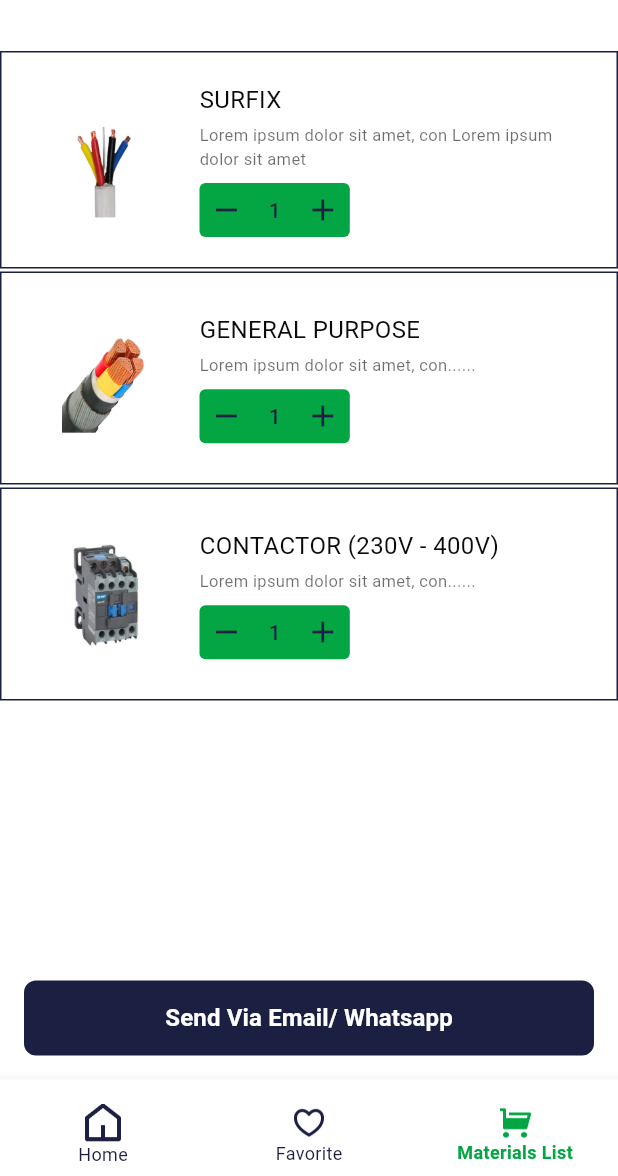
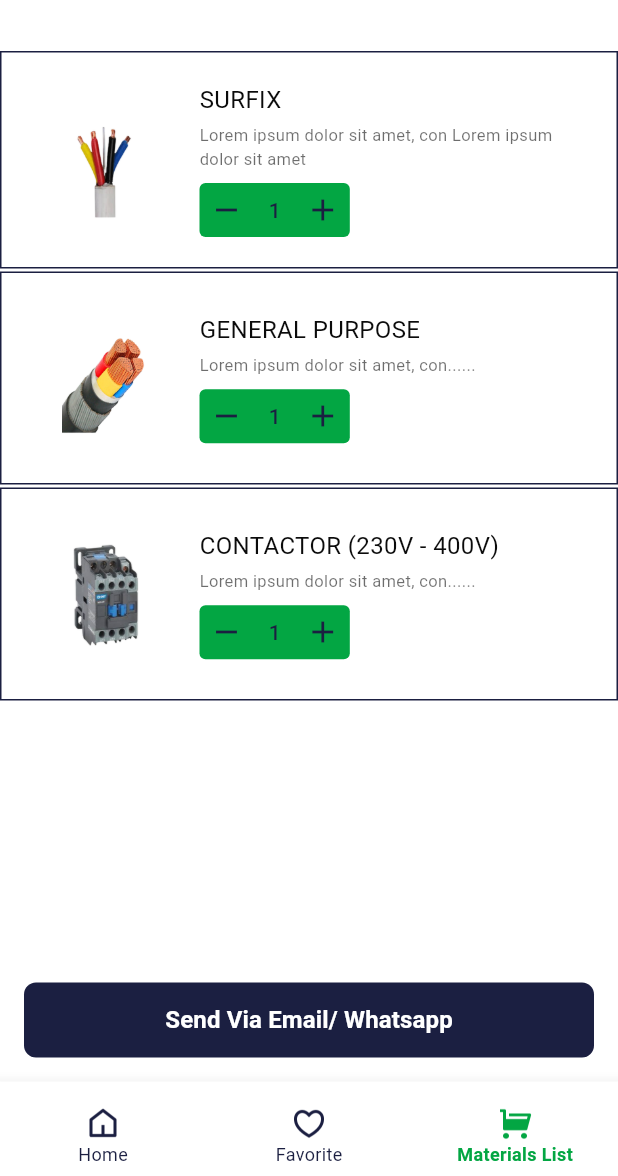
Before and after one commit to hafizmukasam5-sudo/prostarelectric, a Flutter app: the MainScreen screen opened directly, item 3 of the bottom bar chosen, on a phone screen of 412 x 824 dp, the part 60-1236 px from its top. Run offline on Flutter 3.47's test engine with Material 3 defaults, Android fonts, the phone set to English and light mode, and no system bars; our stand-ins replace cached_network_image, carousel_slider, equatable, flutter_bloc, image_cropper, image_picker and 1 more.

Commit message:
changes bugs solve

```diff
--- a/lib/core/constants/app_images.dart
+++ b/lib/core/constants/app_images.dart
@@ -14,11 +14,11 @@ class AppImages {
   static const String smilewoman = 'assets/images/welcome.jpeg';
 
   // ---- Bottom tabs icons ----
-  static const String home = 'assets/images/home.png';
+  static const String home = 'assets/images/homee.png';
   static const String homeselected = 'assets/images/home_selected.png';
   static const String fav = 'assets/images/heart.png';
   static const String favselected = 'assets/images/heart_selected.png';
-  static const String cart = 'assets/images/cart.png';
+  static const String cart = 'assets/images/cart_h.png';
   static const String cartselected = 'assets/images/cart_selected.png';
 
   // ---- Icons ----
--- a/lib/presentation/screens/auth/changepassword/change_password_screen.dart
+++ b/lib/presentation/screens/auth/changepassword/change_password_screen.dart
@@ -56,7 +56,12 @@ class _ChangePasswordScreenState extends State<ChangePasswordScreen> {
             ).showSnackBar(SnackBar(content: Text(state.error)));
           }
         },
-        child: SingleChildScrollView(
+        child: Column(
+          children: [
+            Expanded(
+              child: Column(
+                children: [
+                  SingleChildScrollView(
                     padding: const EdgeInsets.all(24),
                     child: Form(
                       key: _formKey,
@@ -87,7 +92,8 @@ class _ChangePasswordScreenState extends State<ChangePasswordScreen> {
                               ),
                               onPressed: () {
                                 setState(() {
-                        _isCurrentPasswordVisible = !_isCurrentPasswordVisible;
+                                  _isCurrentPasswordVisible =
+                                      !_isCurrentPasswordVisible;
                                 });
                               },
                             ),
@@ -123,7 +129,8 @@ class _ChangePasswordScreenState extends State<ChangePasswordScreen> {
                               ),
                               onPressed: () {
                                 setState(() {
-                        _isNewPasswordVisible = !_isNewPasswordVisible;
+                                  _isNewPasswordVisible =
+                                      !_isNewPasswordVisible;
                                 });
                               },
                             ),
@@ -165,7 +172,8 @@ class _ChangePasswordScreenState extends State<ChangePasswordScreen> {
                               ),
                               onPressed: () {
                                 setState(() {
-                        _isConfirmPasswordVisible = !_isConfirmPasswordVisible;
+                                  _isConfirmPasswordVisible =
+                                      !_isConfirmPasswordVisible;
                                 });
                               },
                             ),
@@ -180,7 +188,37 @@ class _ChangePasswordScreenState extends State<ChangePasswordScreen> {
                             },
                           ),
                           const SizedBox(height: 40),
-                BlocBuilder<AuthBloc, AuthState>(
+                          // BlocBuilder<AuthBloc, AuthState>(
+                          //   builder: (context, state) {
+                          //     return CustomButton(
+                          //       text: 'Reset Password',
+                          //       onPressed: () {
+                          //         if (_formKey.currentState!.validate()) {
+                          //           context.read<AuthBloc>().add(
+                          //             ChangePasswordEvent(
+                          //               currentPassword:
+                          //                   _currentPasswordController.text
+                          //                       .trim(),
+                          //               newPassword: _newPasswordController.text
+                          //                   .trim(),
+                          //             ),
+                          //           );
+                          //         }
+                          //       },
+                          //       isLoading: state is AuthLoading,
+                          //     );
+                          //   },
+                          // ),
+                        ],
+                      ),
+                    ),
+                  ),
+                ],
+              ),
+            ),
+            Padding(
+              padding: const EdgeInsets.all(24),
+              child: BlocBuilder<AuthBloc, AuthState>(
                 builder: (context, state) {
                   return CustomButton(
                     text: 'Reset Password',
@@ -199,9 +237,8 @@ class _ChangePasswordScreenState extends State<ChangePasswordScreen> {
                   );
                 },
               ),
+            ),
           ],
-            ),
-          ),
         ),
       ),
     );
--- a/lib/presentation/screens/auth/signup/signup_screen.dart
+++ b/lib/presentation/screens/auth/signup/signup_screen.dart
@@ -61,7 +61,7 @@ class _SignupScreenState extends State<SignupScreen> {
                   child: Column(
                     crossAxisAlignment: CrossAxisAlignment.center,
                     children: [
-                      const SizedBox(height: 20),
+                      const SizedBox(height: 50),
                       Image.asset(
                         AppImages.logowhite,
                         height: 132,
--- a/lib/presentation/screens/bottomtab/main_screen.dart
+++ b/lib/presentation/screens/bottomtab/main_screen.dart
@@ -28,7 +28,12 @@ class _MainScreenState extends State<MainScreen> {
     return Scaffold(
       backgroundColor: AppColors.textwhite,
       body: IndexedStack(index: _currentIndex, children: _screens),
-      bottomNavigationBar: BottomNavigationBar(
+      bottomNavigationBar: Theme(
+        data: Theme.of(context).copyWith(
+          splashColor: Colors.transparent,
+          highlightColor: Colors.transparent,
+        ),
+        child: BottomNavigationBar(
           currentIndex: _currentIndex,
           onTap: (index) {
             setState(() {
@@ -45,61 +50,48 @@ class _MainScreenState extends State<MainScreen> {
           unselectedLabelStyle: const TextStyle(fontWeight: FontWeight.w400),
           elevation: 8,
           items: [
-          BottomNavigationBarItem(
+            _buildNavItem(
+              icon: AppImages.home,
+              activeIcon: AppImages.homeselected,
+              label: 'Home',
+              isSelected: _currentIndex == 0,
+            ),
+            _buildNavItem(
+              icon: AppImages.fav,
+              activeIcon: AppImages.favselected,
+              label: 'Favorite',
+              isSelected: _currentIndex == 1,
+            ),
+            _buildNavItem(
+              icon: AppImages.cart,
+              activeIcon: AppImages.cartselected,
+              label: 'Materials List',
+              isSelected: _currentIndex == 2,
+            ),
+          ],
+        ),
+      ),
+    );
+  }
+
+  BottomNavigationBarItem _buildNavItem({
+    required String icon,
+    required String activeIcon,
+    required String label,
+    required bool isSelected,
+  }) {
+    return BottomNavigationBarItem(
       icon: Padding(
         padding: const EdgeInsets.only(top: 10, bottom: 0),
         child: Image.asset(
-                AppImages.home,
+          isSelected ? activeIcon : icon,
           width: 24,
+          height: 24,
           fit: BoxFit.contain,
+          gaplessPlayback: true, // This prevents flickering
         ),
       ),
-            activeIcon: Padding(
-              padding: const EdgeInsets.only(top: 10, bottom: 0),
-              child: Image.asset(
-                AppImages.homeselected,
-                width: 24,
-                fit: BoxFit.contain,
-              ),
-            ),
-            label: 'Home',
-          ),
-          BottomNavigationBarItem(
-            icon: Padding(
-              padding: const EdgeInsets.only(top: 10, bottom: 0),
-              child: Image.asset(AppImages.fav, width: 24, fit: BoxFit.contain),
-            ),
-            activeIcon: Padding(
-              padding: const EdgeInsets.only(top: 10, bottom: 0),
-              child: Image.asset(
-                AppImages.favselected,
-                width: 24,
-                fit: BoxFit.contain,
-              ),
-            ),
-            label: 'Favorite',
-          ),
-          BottomNavigationBarItem(
-            icon: Padding(
-              padding: const EdgeInsets.only(top: 10, bottom: 0),
-              child: Image.asset(
-                AppImages.cart,
-                width: 24,
-                fit: BoxFit.contain,
-              ),
-            ),
-            activeIcon: Padding(
-              padding: const EdgeInsets.only(top: 10, bottom: 0),
-              child: Image.asset(
-                AppImages.cartselected,
-                width: 24,
-                fit: BoxFit.contain,
-              ),
-            ),
-            label: 'Materials List',
-          ),
-        ],
-      ),
+      label: label,
     );
   }
 }
--- a/lib/presentation/screens/profile/profile_screen.dart
+++ b/lib/presentation/screens/profile/profile_screen.dart
@@ -2,6 +2,7 @@ import 'package:flutter/material.dart';
 import 'package:flutter_bloc/flutter_bloc.dart';
 import 'package:cached_network_image/cached_network_image.dart';
 import 'package:prostarelectrical/core/widgets/custom_appbar.dart';
+import 'package:prostarelectrical/presentation/screens/auth/bloc/auth_bloc.dart';
 import 'package:prostarelectrical/presentation/screens/auth/changepassword/change_password_screen.dart';
 import 'package:prostarelectrical/presentation/screens/auth/editprofile/edit_profile_screen.dart';
 import 'package:prostarelectrical/presentation/screens/contactscreen/contactus_screen.dart';
@@ -162,10 +163,19 @@ class ProfileView extends StatelessWidget {
                             title: 'Change Password',
                             onTap: () {
                               // Navigate to Change Password
+                              // Navigator.push(
+                              //   context,
+                              //   MaterialPageRoute(
+                              //     builder: (_) => ChangePasswordScreen(),
+                              //   ),
+                              // );
                               Navigator.push(
                                 context,
                                 MaterialPageRoute(
-                                  builder: (_) => ChangePasswordScreen(),
+                                  builder: (_) => BlocProvider(
+                                    create: (_) => AuthBloc(),
+                                    child: const ChangePasswordScreen(),
+                                  ),
                                 ),
                               );
                             },
```
Also changed, not shown: assets/images/cart_h.png (added), assets/images/homee.png (added), 1 other file. Lines whose indentation alone changed are shown as unchanged.
